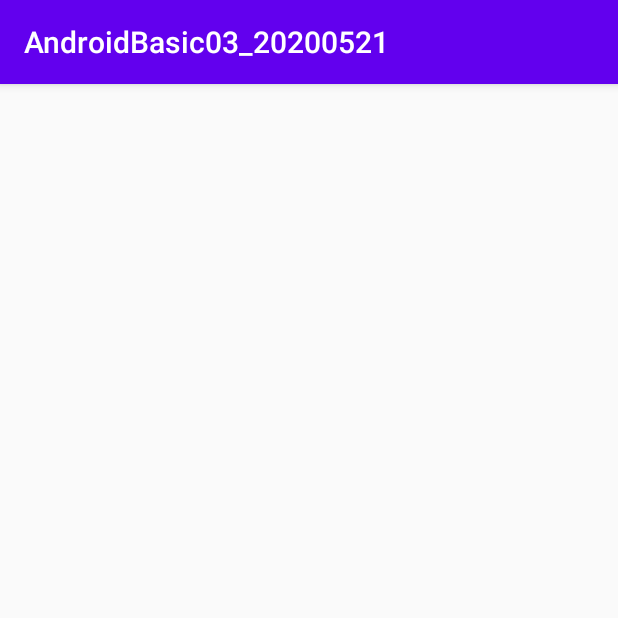
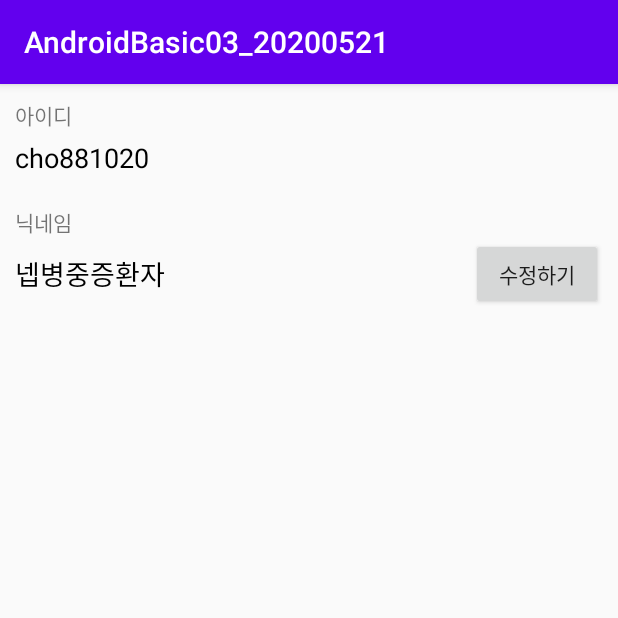
Before and after one commit to cho881020/AndroidBasic03_20200521, an Android app: the screen it shows after launch (MainActivity), on a phone screen of 412 x 824 dp, the top half of it. Run offline under Robolectric (Android 15) with nearby library versions, the phone set to English and light mode, and no system bars.

Commit message:
프로필 화면 초안 작성중

```diff
--- a/app/src/main/res/layout/activity_main.xml
+++ b/app/src/main/res/layout/activity_main.xml
@@ -5,7 +5,57 @@
     android:layout_width="match_parent"
     android:layout_height="match_parent"
     android:orientation="vertical"
-    tools:context=".MainActivity">
+    tools:context=".MainActivity"
+    android:padding="10dp">
+
+    <TextView
+        android:layout_width="wrap_content"
+        android:layout_height="wrap_content"
+        android:text="아이디" />
+
+    <TextView
+        android:layout_width="wrap_content"
+        android:layout_height="wrap_content"
+        android:layout_marginTop="5dp"
+        android:textSize="18sp"
+        android:textColor="#000000"
+        android:text="cho881020" />
+
+    <TextView
+        android:layout_width="wrap_content"
+        android:layout_height="wrap_content"
+        android:layout_marginTop="20dp"
+        android:text="닉네임" />
+
+    <LinearLayout
+        android:layout_width="match_parent"
+        android:layout_height="wrap_content"
+        android:orientation="horizontal"
+        android:gravity="center_vertical">
+
+
+        <TextView
+            android:layout_width="wrap_content"
+            android:layout_height="wrap_content"
+            android:textSize="18sp"
+            android:textColor="#000000"
+            android:text="넵병중증환자" />
+
+        <TextView
+            android:layout_width="0dp"
+            android:layout_height="wrap_content"
+            android:layout_weight="1" />
+
+        <Button
+            android:layout_width="wrap_content"
+            android:layout_height="wrap_content"
+            android:text="수정하기" />
+
+
+
+
+    </LinearLayout>
+
 
 
 </LinearLayout>
```
